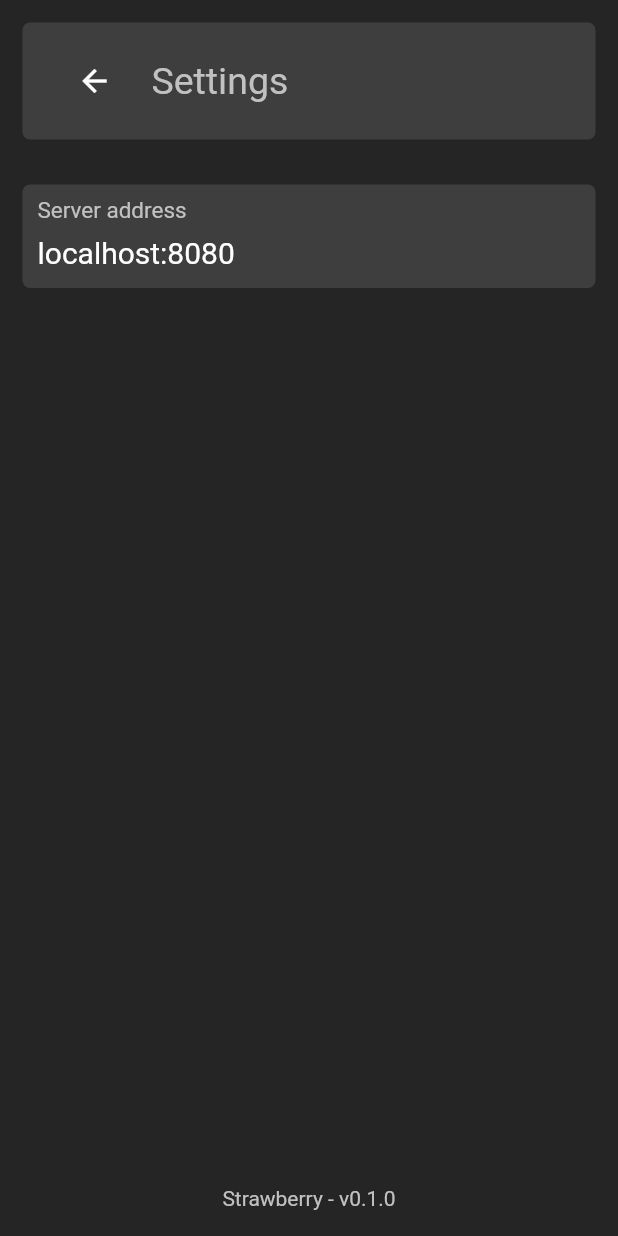
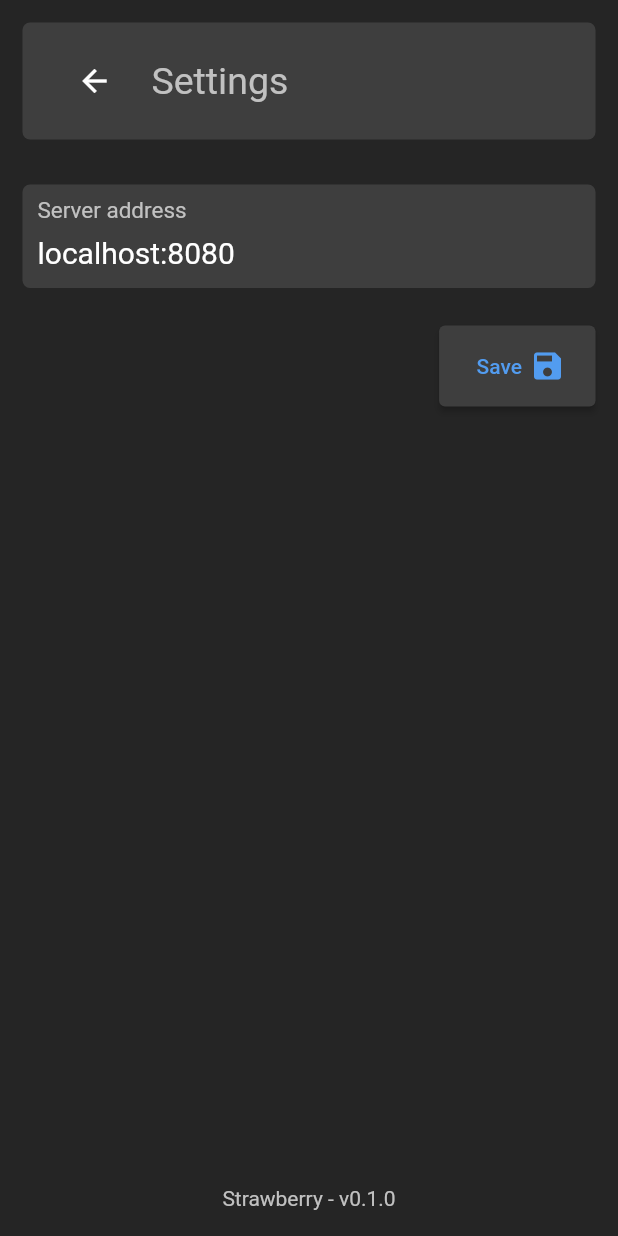
Before and after one commit to Pascal1132/Strawberry, a Flutter app: the screen it shows after launch, after a tap on the "settings" icon, on a phone screen of 412 x 824 dp. Run offline on Flutter 3.47's test engine with Material 2 defaults, Android fonts, the phone set to English and light mode, and no system bars; our stand-ins replace event_bus, fl_chart, shared_preferences; missing offline and left inert: eventify; accounts and stored records are empty; network calls fail.

Commit message:
Running on android :)

```diff
--- a/client/lib/core/managers/WSManager.dart
+++ b/client/lib/core/managers/WSManager.dart
@@ -13,7 +13,6 @@ class WSManager extends EventEmitter {
   static const throwBackUrl = 'ws://localhost:8080';
   List<StreamSubscription> subscriptions = [];
   String serverIp = throwBackUrl;
-  bool forcedReloading = false;
   open({fetchServerIp = true}) async {
     if (fetchServerIp) {
       serverIp = await PersistentStorageManager.get('serverIp') ?? throwBackUrl;
@@ -39,14 +38,12 @@ class WSManager extends EventEmitter {
     }, onError: (error) {
       print('error: $error');
     }, onDone: () {
-      if (!forcedReloading) {
-        print('Server closed connection retrying in 5s');
-        eventBus.fire(
-            WebSocketConnectionEvent('Unable to connect to server', false));
-        Future.delayed(const Duration(seconds: 5), () {
-          open(fetchServerIp: false);
-        });
-      }
+      print('Server closed connection retrying in 5s');
+      eventBus
+          .fire(WebSocketConnectionEvent('Unable to connect to server', false));
+      Future.delayed(const Duration(seconds: 5), () {
+        open(fetchServerIp: false);
+      });
     });
 
     /// Send data to the server
@@ -60,11 +57,8 @@ class WSManager extends EventEmitter {
 
     subscriptions
         .add(eventBus.on<ServerAddressIpUpdatedEvent>().listen((event) async {
-      forcedReloading = true;
+      serverIp = event.ip;
       await channel.sink.close();
-      forcedReloading = false;
-      serverIp = event.ip;
-      await open(fetchServerIp: false);
     }));
   }
 
--- a/client/lib/main.dart
+++ b/client/lib/main.dart
@@ -1,6 +1,7 @@
 import 'dart:developer';
 
 import 'package:flutter/material.dart';
+import 'package:strawberry/core/events/WebSocketEvents.dart';
 import 'package:strawberry/core/managers/WSManager.dart';
 import 'package:strawberry/ui/straw_theme.dart';
 import 'package:strawberry/ui/views/home_page.dart';
--- a/client/lib/ui/layouts/default.dart
+++ b/client/lib/ui/layouts/default.dart
@@ -32,17 +32,12 @@ class _DefaultLayoutState extends State<DefaultLayout> {
     _connectionSubscription =
         eventBus.on<WebSocketConnectionEvent>().listen((event) {
       if (!mounted) {
-        _connectionSubscription.cancel();
         return;
       }
       setState(() {
         // if the state changes, display a toast
         if (event.success != _connected) {
           _connected = event.success;
-          ScaffoldMessenger.of(context).showSnackBar(SnackBar(
-            content: Text(event.message),
-            backgroundColor: _connected ? Colors.green : Colors.red,
-          ));
         }
       });
     });
@@ -101,8 +96,11 @@ class _DefaultLayoutState extends State<DefaultLayout> {
                   Row(children: [
                     widget.leftWidget ??
                         Icon(
-                          (_connected ? null : Icons.mobiledata_off),
-                          color: StrawTheme.cError,
+                          (_connected
+                              ? Icons.signal_cellular_alt
+                              : Icons
+                                  .signal_cellular_connected_no_internet_4_bar),
+                          color: (_connected ? Colors.green : Colors.red),
                           size: 30.0,
                         ),
                     const SizedBox(width: 5),
@@ -119,4 +117,10 @@ class _DefaultLayoutState extends State<DefaultLayout> {
           ),
         ));
   }
+
+  @override
+  void dispose() {
+    _connectionSubscription.cancel();
+    super.dispose();
+  }
 }
--- a/client/lib/ui/views/settings_page.dart
+++ b/client/lib/ui/views/settings_page.dart
@@ -37,11 +37,8 @@ class _SettingsPageState extends State<SettingsPage> {
       leftWidget: Button(
         text: null,
         icon: const Icon(Icons.arrow_back),
-        onPressed: () async {
-          setState(() {
-            PersistentStorageManager.set('serverIp', serverIp.text);
-          });
-          eventBus.fire(ServerAddressIpUpdatedEvent(serverIp.text));
+        onPressed: () {
+          Navigator.of(context).pop();
         },
         style: ButtonStyle(
           backgroundColor: MaterialStateProperty.all(Colors.transparent),
@@ -57,6 +54,7 @@ class _SettingsPageState extends State<SettingsPage> {
       child: Padding(
         padding: const EdgeInsets.all(15),
         child: Column(
+          crossAxisAlignment: CrossAxisAlignment.end,
           children: [
             // Input text field for the server address
             DecoratedBox(
@@ -76,7 +74,26 @@ class _SettingsPageState extends State<SettingsPage> {
                     // font size of 15 and color of c0 for the value of the text field
                     labelStyle: TextStyle(color: StrawTheme.c0)),
               ),
-            )
+            ),
+            const SizedBox(
+              height: 25,
+            ),
+            Button(
+                text: 'Save',
+                icon: const Icon(
+                  Icons.save,
+                  color: StrawTheme.c2,
+                ),
+                style: ButtonStyle(
+                  backgroundColor: MaterialStateProperty.all(StrawTheme.c4),
+                  foregroundColor: MaterialStateProperty.all(StrawTheme.c2),
+                  padding: MaterialStateProperty.all(
+                      const EdgeInsets.symmetric(horizontal: 15, vertical: 10)),
+                ),
+                onPressed: () async {
+                  PersistentStorageManager.set('serverIp', serverIp.text);
+                  eventBus.fire(ServerAddressIpUpdatedEvent(serverIp.text));
+                })
           ],
         ),
       ),
```
Also changed, not shown: 1 other file.
